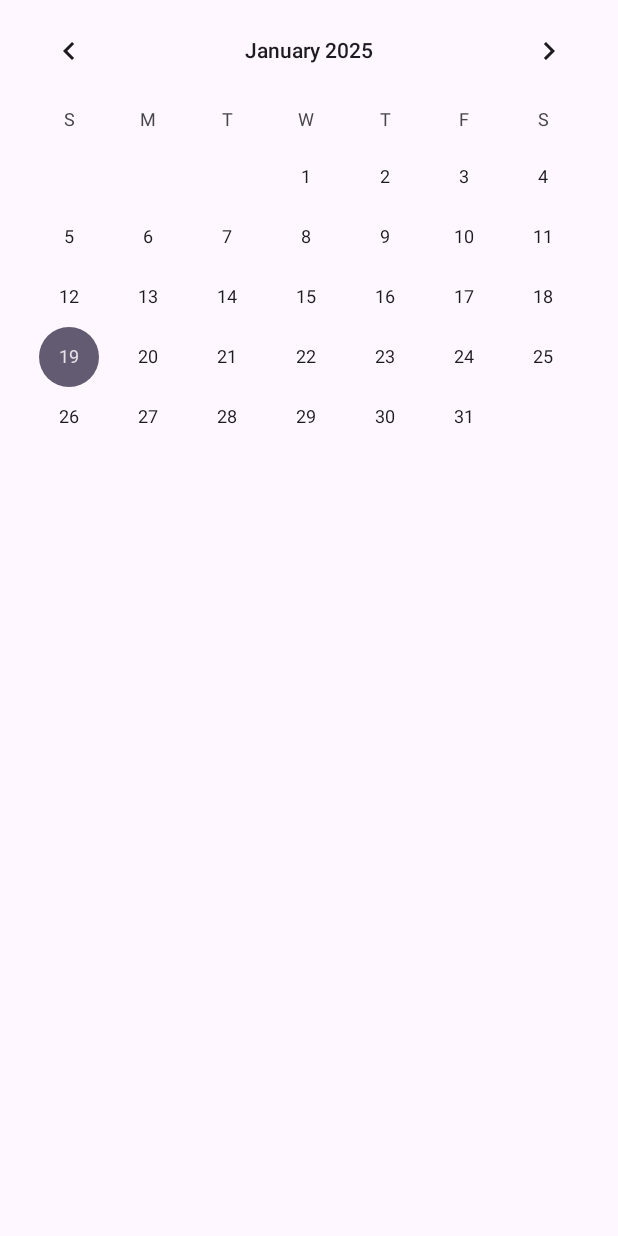
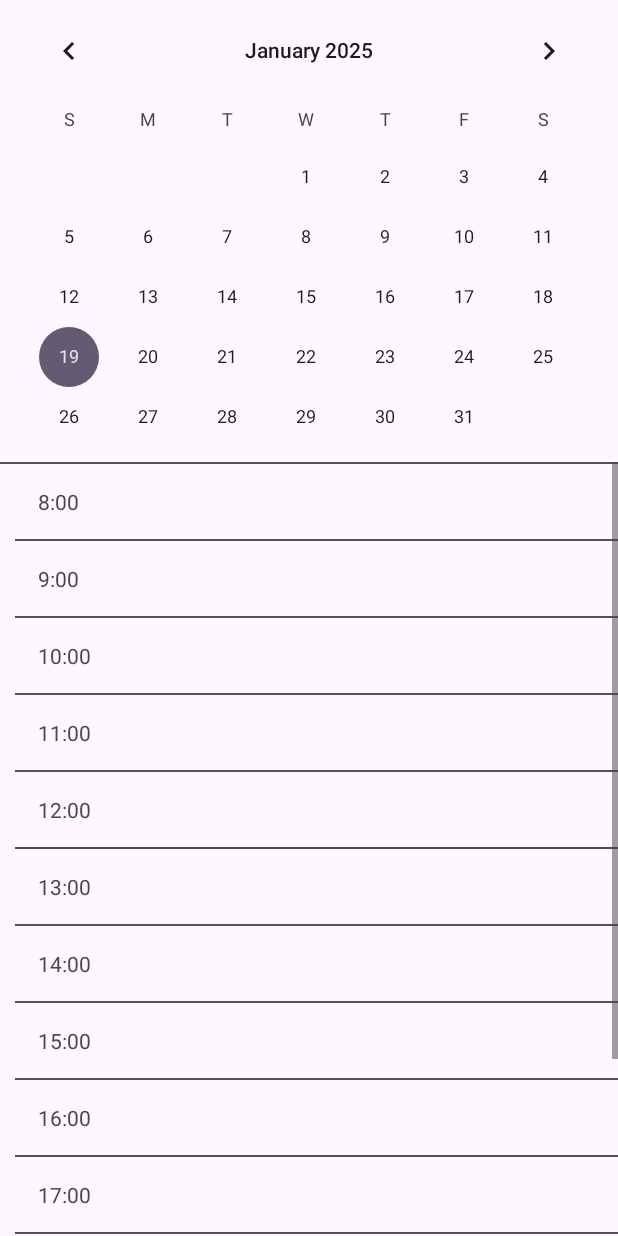
Before and after one commit to Katrinadevlop/TheElephant, an Android app: the fragment CalendarRecording placed in its activity, on a phone screen of 412 x 824 dp. Run offline under Robolectric (Android 15) with nearby library versions, the phone set to English and light mode, and no system bars; our stand-ins replace Room's generated code.

Commit message:
Добавлены часы в календарь

```diff
--- a/app/src/main/res/layout/fragment_calendar_recording.xml
+++ b/app/src/main/res/layout/fragment_calendar_recording.xml
@@ -19,13 +19,125 @@
         android:layout_height="0dp"
         app:layout_constraintBottom_toBottomOf="parent"
         app:layout_constraintEnd_toEndOf="parent"
+        app:layout_constraintHorizontal_bias="0.0"
         app:layout_constraintStart_toStartOf="parent"
-        app:layout_constraintTop_toBottomOf="@+id/calendarView">
+        app:layout_constraintTop_toBottomOf="@+id/calendarView"
+        app:layout_constraintVertical_bias="0.0">
 
         <LinearLayout
             android:layout_width="match_parent"
             android:layout_height="wrap_content"
-            android:orientation="vertical" />
+            android:orientation="vertical">
+
+            <View
+                android:layout_width = "wrap_content"
+                android:layout_height = "1dp"
+                android:background = "@color/darker_gray"/>
+
+            <TextView
+                style="@style/TextViewCalendar"
+                android:layout_marginStart="10dp"
+                android:text="@string/_8_00" />
+
+            <View
+               style="@style/ViewLine"/>
+
+            <TextView
+                style="@style/TextViewCalendar"
+                android:layout_marginStart="10dp"
+                android:text="@string/_9_00" />
+
+            <View
+                style="@style/ViewLine"/>
+
+            <TextView
+                style="@style/TextViewCalendar"
+                android:layout_marginStart="10dp"
+                android:text="@string/_10_00" />
+
+            <View
+                style="@style/ViewLine"/>
+
+            <TextView
+                style="@style/TextViewCalendar"
+                android:layout_marginStart="10dp"
+                android:text="@string/_11_00" />
+
+            <View
+                style="@style/ViewLine"/>
+
+            <TextView
+                style="@style/TextViewCalendar"
+                android:layout_marginStart="10dp"
+                android:text="@string/_12_00" />
+
+            <View
+                style="@style/ViewLine"/>
+
+            <TextView
+                style="@style/TextViewCalendar"
+                android:layout_marginStart="10dp"
+                android:text="@string/_13_00" />
+
+            <View
+                style="@style/ViewLine"/>
+
+            <TextView
+                style="@style/TextViewCalendar"
+                android:layout_marginStart="10dp"
+                android:text="@string/_14_00" />
+
+            <View
+                style="@style/ViewLine"/>
+
+            <TextView
+                style="@style/TextViewCalendar"
+                android:layout_marginStart="10dp"
+                android:text="@string/_15_00" />
+
+            <View
+                style="@style/ViewLine"/>
+
+            <TextView
+                style="@style/TextViewCalendar"
+                android:layout_marginStart="10dp"
+                android:text="@string/_16_00" />
+
+            <View
+                style="@style/ViewLine"/>
+
+            <TextView
+                style="@style/TextViewCalendar"
+                android:layout_marginStart="10dp"
+                android:text="@string/_17_00" />
+
+            <View
+                style="@style/ViewLine"/>
+
+            <TextView
+                style="@style/TextViewCalendar"
+                android:layout_marginStart="10dp"
+                android:text="@string/_18_00" />
+
+            <View
+                style="@style/ViewLine"/>
+
+            <TextView
+                style="@style/TextViewCalendar"
+                android:layout_marginStart="10dp"
+                android:text="@string/_19_00" />
+
+            <View
+                style="@style/ViewLine"/>
+
+            <TextView
+                style="@style/TextViewCalendar"
+                android:layout_marginStart="10dp"
+                android:text="@string/_20_00" />
+
+            <View
+                style="@style/ViewLine"/>
+        </LinearLayout>
     </ScrollView>
 
 </androidx.constraintlayout.widget.ConstraintLayout>
--- a/app/src/main/res/values/colors.xml
+++ b/app/src/main/res/values/colors.xml
@@ -3,4 +3,5 @@
     <color name="black">#FF000000</color>
     <color name="white">#FFFFFFFF</color>
     <color name="blue">#4689fc</color>
+    <color name="darker_gray">#525252</color>
 </resources>
--- a/app/src/main/res/values/strings.xml
+++ b/app/src/main/res/values/strings.xml
@@ -17,4 +17,17 @@
     <string name="log_out_account">Выйти из аккаунта</string>
     <string name="enter">Войти</string>
     <string name="authorization">Авторизация</string>
+    <string name="_8_00">8:00</string>
+    <string name="_9_00">9:00</string>
+    <string name="_10_00">10:00</string>
+    <string name="_11_00">11:00</string>
+    <string name="_12_00">12:00</string>
+    <string name="_13_00">13:00</string>
+    <string name="_14_00">14:00</string>
+    <string name="_15_00">15:00</string>
+    <string name="_16_00">16:00</string>
+    <string name="_17_00">17:00</string>
+    <string name="_18_00">18:00</string>
+    <string name="_19_00">19:00</string>
+    <string name="_20_00">20:00</string>
 </resources>
--- a/app/src/main/res/values/styles.xml
+++ b/app/src/main/res/values/styles.xml
@@ -26,7 +26,7 @@
         <item name="android:textSize">16sp</item>
     </style>
 
-    <!-- Стиль для обычного TextView информация о пользователе -->
+    <!-- Стиль для TextView информация о пользователе -->
     <style name="NormalText" parent="wrap_contents">
         <item name="android:textSize">16sp</item>
         <item name="android:textColor">@color/black</item>
@@ -39,11 +39,24 @@
         <item name="android:textColor">@color/blue</item>
     </style>
 
-    <!-- Стиль для обычного TextView для настроек приложения -->
+    <!-- Стиль для TextView для настроек приложения -->
     <style name="MenuTextView" parent="wrap_contents">
         <item name="android:textSize">16sp</item>
         <item name="android:textColor">@color/black</item>
         <item name="android:padding">8dp</item>
     </style>
 
+    <!-- Стиль для ViewLine -->
+    <style name="ViewLine">
+        <item name="android:layout_width">wrap_content</item>
+        <item name="android:layout_height">1dp</item>
+        <item name="android:layout_marginStart">10dp</item>
+        <item name="android:background">@color/darker_gray</item>
+    </style>
+
+    <!-- Стиль для TextViewCalendar -->
+    <style name="TextViewCalendar" parent="wrap_contents">
+        <item name="android:layout_marginStart">10dp</item>
+        <item name="android:padding">15dp</item>
+    </style>
 </resources>
```
